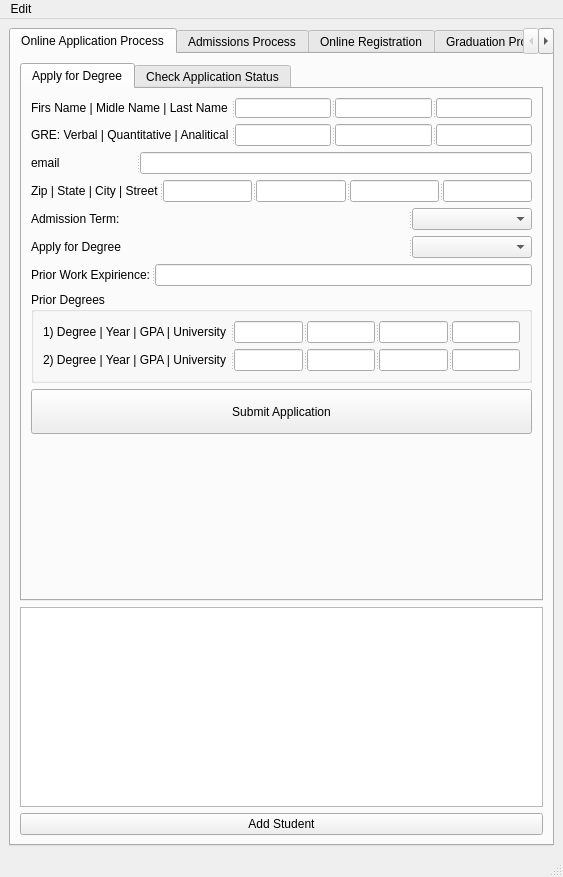
This is starrs/ui/ui_main.ui in kiryha/CIS556 as Qt 5 draws it before an edit. The edited form follows.
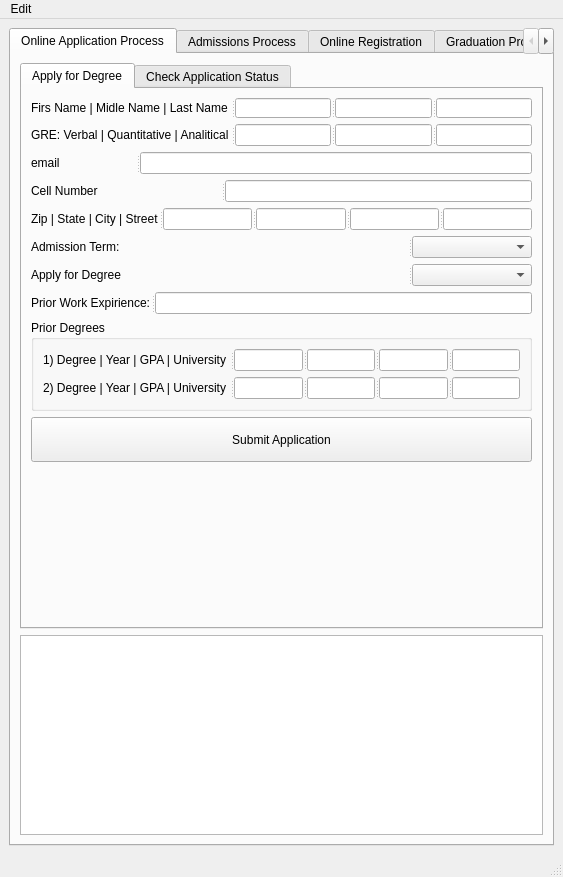
This is the edited form.

The edit to the form file:
```diff
--- a/starrs/ui/ui_main.ui
+++ b/starrs/ui/ui_main.ui
@@ -123,6 +123,19 @@
               <widget class="QLineEdit" name="linApplicantEmail"/>
              </widget>
             </item>
+            <item>
+             <widget class="QSplitter" name="splitter_11">
+              <property name="orientation">
+               <enum>Qt::Horizontal</enum>
+              </property>
+              <widget class="QLabel" name="label_14">
+               <property name="text">
+                <string>Cell Number</string>
+               </property>
+              </widget>
+              <widget class="QLineEdit" name="linApplicantPhone"/>
+             </widget>
+            </item>
             <item>
              <widget class="QSplitter" name="splitter_10">
               <property name="orientation">
@@ -346,19 +359,6 @@
           </property>
          </widget>
         </item>
-        <item>
-         <widget class="QPushButton" name="btnAddStudent">
-          <property name="maximumSize">
-           <size>
-            <width>16777215</width>
-            <height>30</height>
-           </size>
-          </property>
-          <property name="text">
-           <string>Add Student</string>
-          </property>
-         </widget>
-        </item>
        </layout>
       </widget>
       <widget class="QWidget" name="tab_2">
```
Left out of the diff: 18 changed lines with no effect on the pictures.
